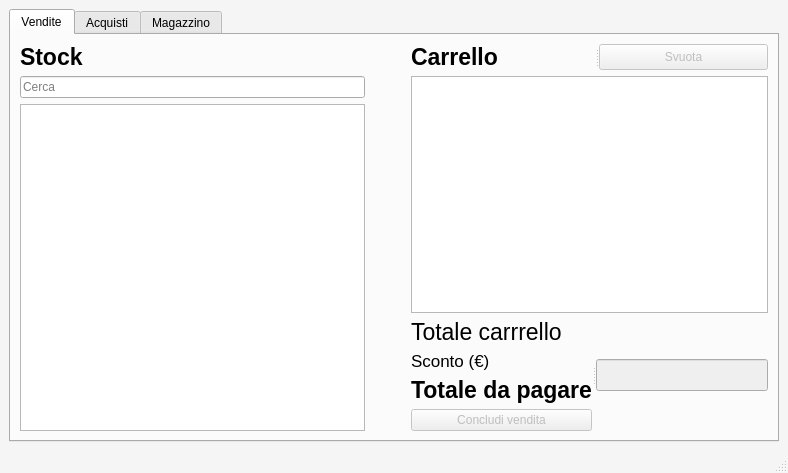
First picture: the form in main.ui, repository salvogalati/pokemon-card-sales-manager, before the edit.
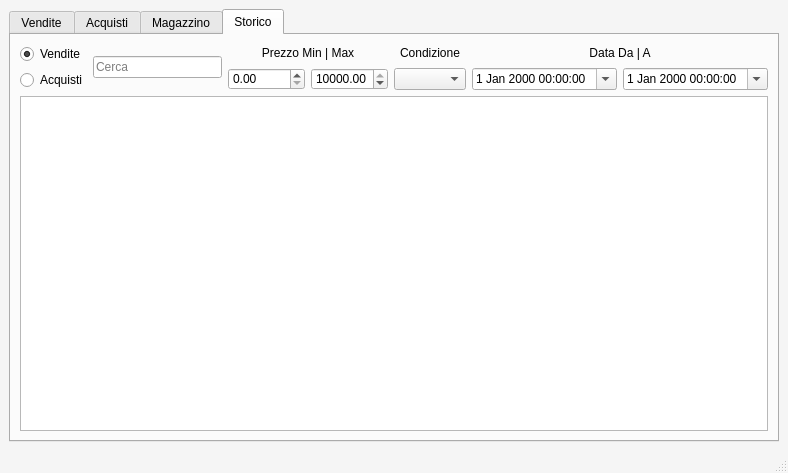
Second picture: the form after the edit. Icons and pictures are not drawn.

Commit message: add StoricoTabController to MainWindow

The edit to the form file:
```diff
--- a/main.ui
+++ b/main.ui
@@ -27,7 +27,7 @@
     <item row="0" column="0">
      <widget class="QTabWidget" name="tabWidget">
       <property name="currentIndex">
-       <number>0</number>
+       <number>3</number>
       </property>
       <widget class="QWidget" name="tabVendite">
        <attribute name="title">
@@ -973,6 +973,154 @@
         </item>
        </layout>
       </widget>
+      <widget class="QWidget" name="tabStorico">
+       <attribute name="title">
+        <string>Storico</string>
+       </attribute>
+       <layout class="QGridLayout" name="gridLayout_5">
+        <item row="0" column="0">
+         <layout class="QVBoxLayout" name="verticalLayout_17">
+          <item>
+           <layout class="QHBoxLayout" name="horizontalLayout_7">
+            <item>
+             <layout class="QVBoxLayout" name="verticalLayout_16">
+              <item>
+               <widget class="QRadioButton" name="radioButton">
+                <property name="text">
+                 <string>Vendite</string>
+                </property>
+                <property name="checked">
+                 <bool>true</bool>
+                </property>
+                <attribute name="buttonGroup">
+                 <string notr="true">buttonGroupStorico</string>
+                </attribute>
+               </widget>
+              </item>
+              <item>
+               <widget class="QRadioButton" name="radioButton_2">
+                <property name="text">
+                 <string>Acquisti</string>
+                </property>
+                <attribute name="buttonGroup">
+                 <string notr="true">buttonGroupStorico</string>
+                </attribute>
+               </widget>
+              </item>
+             </layout>
+            </item>
+            <item>
+             <widget class="QLineEdit" name="lineEditStoricoSearch">
+              <property name="placeholderText">
+               <string>Cerca</string>
+              </property>
+              <property name="clearButtonEnabled">
+               <bool>true</bool>
+              </property>
+             </widget>
+            </item>
+            <item>
+             <layout class="QVBoxLayout" name="verticalLayout_13">
+              <item>
+               <widget class="QLabel" name="label_12">
+                <property name="text">
+                 <string>Prezzo Min | Max</string>
+                </property>
+                <property name="alignment">
+                 <set>Qt::AlignCenter</set>
+                </property>
+               </widget>
+              </item>
+              <item>
+               <layout class="QHBoxLayout" name="horizontalLayout_5">
+                <item>
+                 <widget class="QDoubleSpinBox" name="doubleSpinBoxMinStorico">
+                  <property name="maximum">
+                   <double>10000.989999999999782</double>
+                  </property>
+                  <property name="singleStep">
+                   <double>0.010000000000000</double>
+                  </property>
+                 </widget>
+                </item>
+                <item>
+                 <widget class="QDoubleSpinBox" name="doubleSpinBoxMaxStorico">
+                  <property name="maximum">
+                   <double>10000.000000000000000</double>
+                  </property>
+                  <property name="singleStep">
+                   <double>0.100000000000000</double>
+                  </property>
+                  <property name="value">
+                   <double>10000.000000000000000</double>
+                  </property>
+                 </widget>
+                </item>
+               </layout>
+              </item>
+             </layout>
+            </item>
+            <item>
+             <layout class="QVBoxLayout" name="verticalLayout_14">
+              <item>
+               <widget class="QLabel" name="label_13">
+                <property name="text">
+                 <string>Condizione</string>
+                </property>
+                <property name="alignment">
+                 <set>Qt::AlignCenter</set>
+                </property>
+               </widget>
+              </item>
+              <item>
+               <widget class="QComboBox" name="comboBoxCondizione_Storico"/>
+              </item>
+             </layout>
+            </item>
+            <item>
+             <layout class="QVBoxLayout" name="verticalLayout_15">
+              <item>
+               <widget class="QLabel" name="label_14">
+                <property name="text">
+                 <string>Data Da | A</string>
+                </property>
+                <property name="alignment">
+                 <set>Qt::AlignCenter</set>
+                </property>
+               </widget>
+              </item>
+              <item>
+               <layout class="QHBoxLayout" name="horizontalLayout_6">
+                <item>
+                 <widget class="QDateTimeEdit" name="dateTimeEditStorico_Da">
+                  <property name="currentSection">
+                   <enum>QDateTimeEdit::DaySection</enum>
+                  </property>
+                  <property name="calendarPopup">
+                   <bool>true</bool>
+                  </property>
+                 </widget>
+                </item>
+                <item>
+                 <widget class="QDateTimeEdit" name="dateTimeEditStorico_A">
+                  <property name="calendarPopup">
+                   <bool>true</bool>
+                  </property>
+                 </widget>
+                </item>
+               </layout>
+              </item>
+             </layout>
+            </item>
+           </layout>
+          </item>
+          <item>
+           <widget class="QTableView" name="tableViewStorico"/>
+          </item>
+         </layout>
+        </item>
+       </layout>
+      </widget>
      </widget>
     </item>
    </layout>
```
Left out of the diff: 9 changed lines with no effect on the pictures. The commit also changes 2 other files.
